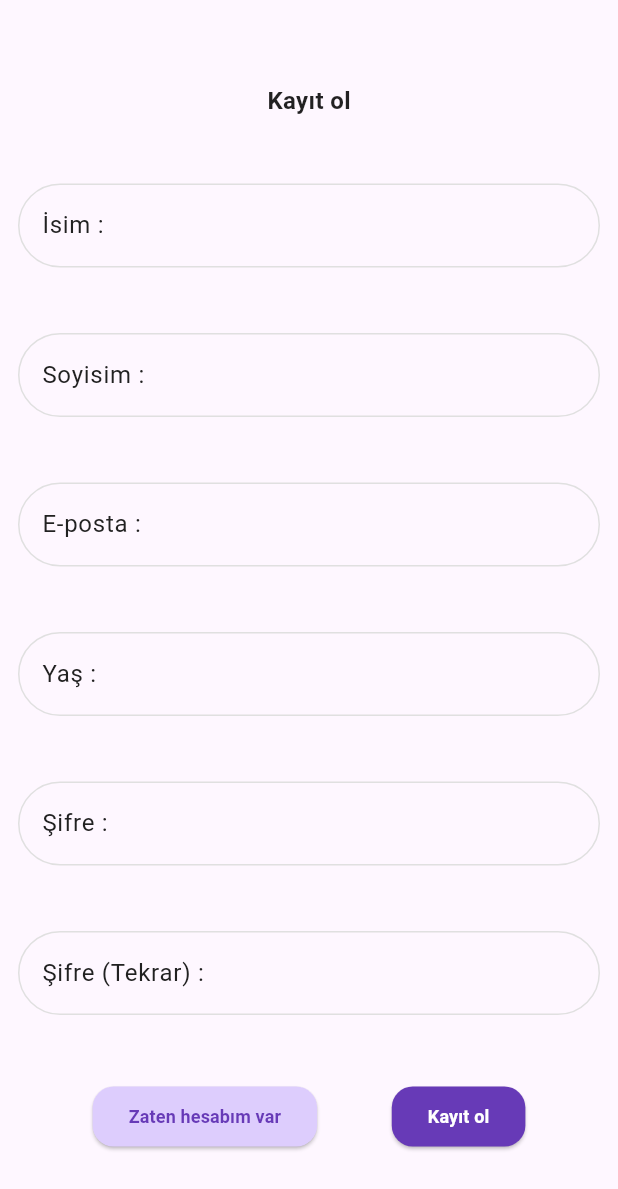
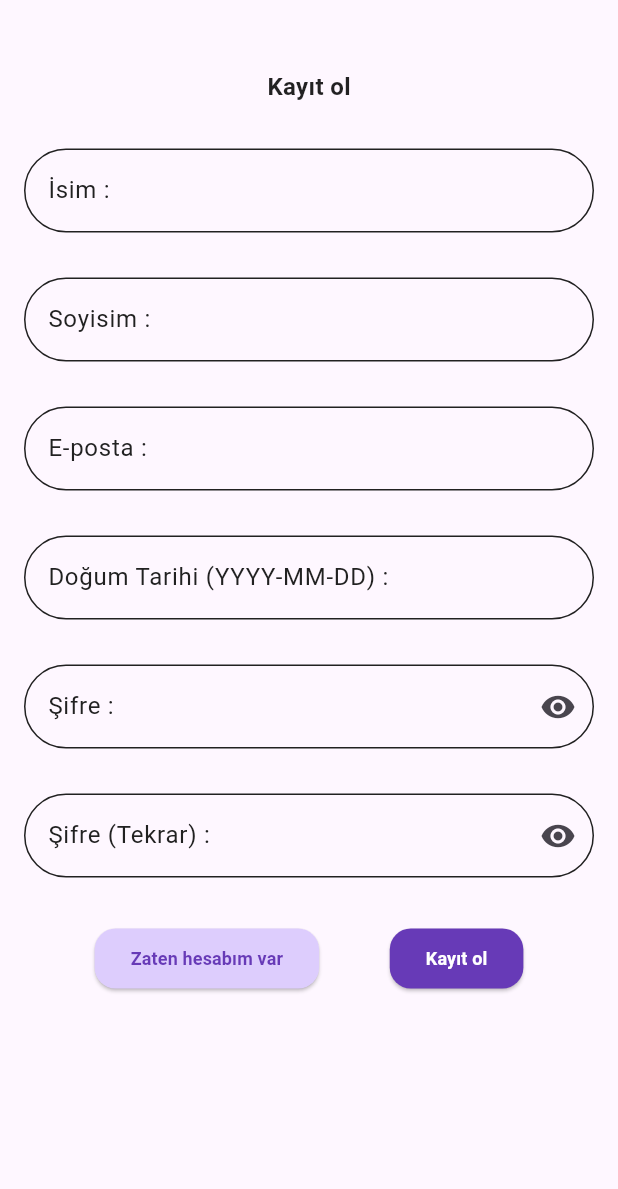
Before and after one commit to bbetulgulec/RateFlag, a Flutter app: the RegisterScreen screen opened directly, on a phone screen of 412 x 824 dp. Shown: the top 1189 px of the screen. Run offline on Flutter 3.47's test engine with Material 3 defaults, Android fonts, the phone set to English and light mode, and no system bars; our stand-ins replace cloud_firestore, equatable, firebase_auth, firebase_core, flutter_bloc, flutter_svg; accounts and stored records are empty.

Commit message:
register is finish

```diff
--- a/lib/features/RateFlag/common/widget/rateFlagTextField.dart
+++ b/lib/features/RateFlag/common/widget/rateFlagTextField.dart
@@ -7,6 +7,9 @@ class Rateflagtextfield extends StatefulWidget {
   final TextInputType keyboardType;
   final String? Function(String?)? validator;
   final bool isPassword;
+  final bool isDateField;
+  final Function(DateTime)? onDateSelected; // 👈 EKLENDİ
+  // 👈 eklendi
 
   const Rateflagtextfield({
     super.key,
@@ -16,6 +19,8 @@ class Rateflagtextfield extends StatefulWidget {
     required this.keyboardType,
     this.validator,
     this.isPassword = false,
+    this.isDateField = false,
+    this.onDateSelected,
   });
 
   @override
@@ -30,8 +35,33 @@ class _RateflagtextfieldState extends State<Rateflagtextfield> {
     return TextFormField(
       controller: widget.controller,
       keyboardType: widget.keyboardType,
+      readOnly: widget.isDateField,
+
       obscureText: widget.isPassword ? _obscureText : false,
       validator: widget.validator,
+
+      onTap: widget.isDateField
+          ? () async {
+              FocusScope.of(context).unfocus();
+
+              final DateTime? pickedDate = await showDatePicker(
+                context: context,
+                initialDate: DateTime(2000),
+                firstDate: DateTime(1900),
+                lastDate: DateTime.now(),
+              );
+              if (pickedDate != null) {
+                widget.controller.text = pickedDate
+                    .toIso8601String()
+                    .split("T")
+                    .first;
+
+                if (widget.onDateSelected != null) {
+                  widget.onDateSelected!(pickedDate);
+                }
+              }
+            }
+          : null,
       decoration: InputDecoration(
         labelText: widget.label,
 
@@ -48,11 +78,19 @@ class _RateflagtextfieldState extends State<Rateflagtextfield> {
         ),
         enabledBorder: OutlineInputBorder(
           borderRadius: BorderRadius.circular(60),
-          borderSide: BorderSide(color: Colors.grey[300]!),
+          borderSide: BorderSide(color: Colors.grey[900]!),
         ),
         focusedBorder: OutlineInputBorder(
           borderRadius: BorderRadius.circular(60),
-          borderSide: BorderSide(color: Colors.grey[400]!, width: 2),
+          borderSide: BorderSide(color: Colors.grey[900]!, width: 2),
+        ),
+        errorBorder: OutlineInputBorder(
+          borderRadius: BorderRadius.circular(60),
+          borderSide: BorderSide(color: Colors.grey[900]!),
+        ),
+        focusedErrorBorder: OutlineInputBorder(
+          borderRadius: BorderRadius.circular(60),
+          borderSide: BorderSide(color: Colors.grey[900]!),
         ),
 
         suffixIcon: widget.isPassword
--- /dev/null
+++ b/lib/features/RateFlag/data/repositories/firebase_firestore_ımpl.dart
@@ -0,0 +1,17 @@
+import 'package:cloud_firestore/cloud_firestore.dart';
+import 'package:rate_flag/features/RateFlag/domain/repositories/firestore_repository.dart';
+
+class FirebaseFirestoreImpl implements FirestoreRepository {
+  final FirebaseFirestore firestore = FirebaseFirestore.instance;
+
+  Future<void> createUser(String collection, Map<String, dynamic> data) async {
+    final userID = data["userID"];
+
+    if (userID != null && collection == "users") {
+      await firestore.collection(collection).doc(userID).set({
+        ...data,
+        "createdAt": FieldValue.serverTimestamp(),
+      });
+    }
+  }
+}
--- /dev/null
+++ b/lib/features/RateFlag/domain/entity/user.dart
@@ -0,0 +1,17 @@
+class User {
+  final String uid;
+  final String firstName;
+  final String lastName;
+  final String mail;
+  final DateTime birthDate;
+  final String password;
+
+  User({
+    required this.uid,
+    required this.firstName,
+    required this.lastName,
+    required this.mail,
+    required this.birthDate,
+    required this.password,
+  });
+}
--- /dev/null
+++ b/lib/features/RateFlag/domain/repositories/firestore_repository.dart
@@ -0,0 +1,3 @@
+abstract class FirestoreRepository {
+  Future<void> createUser(String collection, Map<String, dynamic> data);
+}
--- /dev/null
+++ b/lib/features/RateFlag/presentaions/register/cubit/register_state.dart
@@ -0,0 +1,43 @@
+import 'package:equatable/equatable.dart';
+
+class RegisterState extends Equatable {
+  final bool isRegisterLoading;
+  final bool isRegisterSuccess;
+  final bool isEmailVerified;
+  final String? errorMessage;
+
+  final DateTime? birthDate;
+
+  const RegisterState({
+    this.isRegisterLoading = false,
+    this.isRegisterSuccess = false,
+    this.isEmailVerified = false,
+    this.errorMessage,
+    this.birthDate,
+  });
+
+  RegisterState copyWith({
+    bool? isRegisterLoading,
+    bool? isRegisterSuccess,
+    bool? isEmailVerified,
+    String? errorMessage,
+    DateTime? birthDate,
+  }) {
+    return RegisterState(
+      isRegisterLoading: isRegisterLoading ?? this.isRegisterLoading,
+      isRegisterSuccess: isRegisterSuccess ?? this.isRegisterSuccess,
+      isEmailVerified: isEmailVerified ?? this.isEmailVerified,
+      errorMessage: errorMessage ?? this.errorMessage,
+      birthDate: birthDate ?? this.birthDate,
+    );
+  }
+
+  @override
+  List<Object?> get props => [
+    isRegisterLoading,
+    isRegisterSuccess,
+    isEmailVerified,
+    errorMessage,
+    birthDate,
+  ];
+}
--- a/lib/features/RateFlag/presentaions/register/view/register_screen.dart
+++ b/lib/features/RateFlag/presentaions/register/view/register_screen.dart
@@ -1,97 +1,171 @@
 import 'package:flutter/material.dart';
+import 'package:flutter_bloc/flutter_bloc.dart';
 import 'package:rate_flag/features/RateFlag/common/utils/validators/validators.dart';
 import 'package:rate_flag/features/RateFlag/common/widget/elevatedButtonWidget.dart';
-import 'package:rate_flag/features/RateFlag/common/widget/elevatedButtonWidgetText.dart';
 import 'package:rate_flag/features/RateFlag/common/widget/rateFlagText.dart';
 import 'package:rate_flag/features/RateFlag/common/widget/rateFlagTextField.dart';
+import 'package:rate_flag/features/RateFlag/presentaions/login/view/login_screen.dart';
+import 'package:rate_flag/features/RateFlag/presentaions/register/cubit/register_cubit.dart';
+import 'package:rate_flag/features/RateFlag/presentaions/register/cubit/register_state.dart';
 
 class RegisterScreen extends StatelessWidget {
   const RegisterScreen({super.key});
 
   @override
   Widget build(BuildContext context) {
-    final TextEditingController firstNameController = TextEditingController();
-    final TextEditingController lastNameController = TextEditingController();
-    final TextEditingController mailController = TextEditingController();
-    final TextEditingController dateController = TextEditingController();
-    final TextEditingController passwordController = TextEditingController();
-    final TextEditingController repeatPasswordController =
-        TextEditingController();
+    final firstNameController = TextEditingController();
+    final lastNameController = TextEditingController();
+    final mailController = TextEditingController();
+    final dateController = TextEditingController();
+    final passwordController = TextEditingController();
+    final repeatPasswordController = TextEditingController();
 
     final _formKey = GlobalKey<FormState>();
+    final cubit = context.read<RegisterCubit>();
 
     return Scaffold(
-      body: Padding(
-        padding: const EdgeInsets.all(12.0),
+      body: SingleChildScrollView(
+        child: Padding(
+          padding: const EdgeInsets.all(16.0),
           child: Center(
             child: Form(
               key: _formKey,
               autovalidateMode: AutovalidateMode.onUserInteraction,
               child: Column(
-              mainAxisAlignment: MainAxisAlignment.spaceEvenly,
-              crossAxisAlignment: CrossAxisAlignment.center,
-              mainAxisSize: MainAxisSize.max,
+                mainAxisAlignment: MainAxisAlignment.spaceBetween,
                 children: [
+                  const SizedBox(height: 30),
                   Rateflagtext.Maintitle(text: "Kayıt ol"),
-                //İsim
+                  const SizedBox(height: 30),
+
+                  /// İsim
                   Rateflagtextfield(
                     controller: firstNameController,
                     label: "İsim :",
                     keyboardType: TextInputType.text,
                     validator: Validators.onlyLetters,
                   ),
-                //Soyisim
+                  const SizedBox(height: 30),
+
+                  /// Soyisim
                   Rateflagtextfield(
                     controller: lastNameController,
                     label: "Soyisim :",
                     keyboardType: TextInputType.text,
                     validator: Validators.onlyLetters,
                   ),
-                //Mail
+                  const SizedBox(height: 30),
+
+                  /// Mail
                   Rateflagtextfield(
                     controller: mailController,
                     label: "E-posta :",
                     keyboardType: TextInputType.emailAddress,
                     validator: Validators.email,
                   ),
-                //Yaş
+                  const SizedBox(height: 30),
+
+                  /// Doğum Tarihi (DateTime)
                   Rateflagtextfield(
                     controller: dateController,
-                  label: "Yaş :",
+                    label: "Doğum Tarihi (YYYY-MM-DD) :",
                     keyboardType: TextInputType.datetime,
-                  //////////////////////////////////////////////////validator: Validators,
+                    isDateField: true,
+                    validator: Validators.date,
+                    onDateSelected: (date) {
+                      cubit.setBirthDate(date);
+                    },
                   ),
-                //Şifre
+                  const SizedBox(height: 30),
+
+                  /// Şifre
                   Rateflagtextfield(
                     controller: passwordController,
                     label: "Şifre :",
+                    isPassword: true,
                     keyboardType: TextInputType.visiblePassword,
                     validator: Validators.password,
                   ),
-                //şifre tekrarı
+                  const SizedBox(height: 30),
+
+                  /// Şifre tekrar
                   Rateflagtextfield(
                     controller: repeatPasswordController,
                     label: "Şifre (Tekrar) :",
+                    isPassword: true,
                     keyboardType: TextInputType.visiblePassword,
-                  validator: (value) =>
-                      Validators.passwordMatch(value, passwordController.text),
+                    validator: (value) => Validators.passwordMatch(
+                      value,
+                      passwordController.text,
                     ),
+                  ),
+                  const SizedBox(height: 30),
                   Row(
                     mainAxisAlignment: MainAxisAlignment.spaceEvenly,
-                  crossAxisAlignment: CrossAxisAlignment.center,
-                  mainAxisSize: MainAxisSize.max,
                     children: [
-                    //Giriş sayfasıan gider
+                      /// Giriş ekranına dön
                       Onboardingelevetedbutton.secondary(
                         text: "Zaten hesabım var",
                         onPressed: () {
                           Navigator.pop(context);
                         },
                       ),
-                    //Kayıt ol
-                    Onboardingelevetedbutton.primary(
-                      text: "Kayıt ol",
-                      onPressed: () {},
+
+                      /// Kayıt ol butonu
+                      BlocConsumer<RegisterCubit, RegisterState>(
+                        builder: (context, state) {
+                          return Onboardingelevetedbutton.primary(
+                            text: state.isRegisterLoading
+                                ? "Kaydediliyor..."
+                                : "Kayıt ol",
+                            onPressed: state.isRegisterLoading
+                                ? null
+                                : () {
+                                    if (_formKey.currentState!.validate()) {
+                                      /// Doğum tarihini DateTime’a çevir
+                                      final birthDate = DateTime.parse(
+                                        dateController.text.trim(),
+                                      );
+                                      cubit.setBirthDate(birthDate);
+
+                                      cubit.register(
+                                        firstNameController.text.trim(),
+                                        lastNameController.text.trim(),
+                                        mailController.text.trim(),
+                                        birthDate,
+                                        passwordController.text.trim(),
+                                      );
+                                    }
+                                    Navigator.push(
+                                      context,
+                                      MaterialPageRoute(
+                                        builder: (context) => LoginScreen(),
+                                      ),
+                                    );
+                                  },
+                          );
+                        },
+                        listener: (context, state) {
+                          if (!state.isEmailVerified &&
+                              state.errorMessage != null) {
+                            ScaffoldMessenger.of(context).showSnackBar(
+                              const SnackBar(
+                                content: Text("E-posta doğrulaması gerekli!"),
+                              ),
+                            );
+                          }
+
+                          if (state.isRegisterSuccess) {
+                            ScaffoldMessenger.of(context).showSnackBar(
+                              const SnackBar(content: Text("Kayıt başarılı!")),
+                            );
+                          }
+                          if (state.errorMessage != null) {
+                            ScaffoldMessenger.of(context).showSnackBar(
+                              SnackBar(content: Text(state.errorMessage!)),
+                            );
+                          }
+                        },
                       ),
                     ],
                   ),
@@ -100,6 +174,7 @@ class RegisterScreen extends StatelessWidget {
             ),
           ),
         ),
+      ),
     );
   }
 }
--- a/lib/main.dart
+++ b/lib/main.dart
@@ -1,9 +1,18 @@
 import 'package:flutter/material.dart';
 import 'package:flutter_bloc/flutter_bloc.dart';
+import 'package:rate_flag/features/RateFlag/data/repositories/firebase_auth_%C4%B1mpl.dart';
+import 'package:rate_flag/features/RateFlag/data/repositories/firebase_firestore_%C4%B1mpl.dart';
+import 'package:rate_flag/features/RateFlag/domain/usecase/create_user_usecase.dart';
 import 'package:rate_flag/features/RateFlag/presentaions/onboarding/cubit/onboarding_cubit.dart';
 import 'package:rate_flag/features/RateFlag/presentaions/onboarding/view/onboarding_screen.dart';
+import 'package:rate_flag/features/RateFlag/presentaions/register/cubit/register_cubit.dart';
+import 'package:firebase_core/firebase_core.dart';
 
-void main() {
+Future<void> main() async {
+  WidgetsFlutterBinding.ensureInitialized();
+
+  await Firebase.initializeApp();
+
   runApp(const MyApp());
 }
 
@@ -18,14 +27,15 @@ class MyApp extends StatelessWidget {
         BlocProvider<OnboardingCubit>(
           create: (context) => OnboardingCubit(totalPageCount: 3),
         ),
+        //2.Register Cubit
+        BlocProvider<RegisterCubit>(
+          create: (context) {
+            final authRepository = FirebaseAuthImpl();
+            final fireStore = FirebaseFirestoreImpl();
 
-        // 2. Diğer Cubit'leri buraya ekleyebilirsiniz
-        // BlocProvider<AuthCubit>(
-        //   create: (context) => AuthCubit(),
-        // ),
-        // BlocProvider<UserCubit>(
-        //   create: (context) => UserCubit(),
-        // ),
+            return RegisterCubit(CreateUserUsecase(fireStore, authRepository));
+          },
+        ),
       ],
       child: MaterialApp(
         title: 'Flutter Demo',
--- a/pubspec.yaml
+++ b/pubspec.yaml
@@ -37,6 +37,11 @@ dependencies:
   flutter_svg: ^2.2.3
   equatable: ^2.0.7
   flutter_bloc: ^9.1.1
+  cloud_firestore: ^6.1.0
+  firebase_auth: ^6.1.2
+  date_picker_plus: ^4.2.0
+  firebase_core: ^4.2.1
+  crypto: ^3.0.7
 
 dev_dependencies:
   flutter_test:
```
Also changed, not shown: lib/features/RateFlag/common/utils/validators/validators.dart (+14 -0 lines), lib/features/RateFlag/data/repositories/firebase_auth_ımpl.dart (added, +86 -0 lines), lib/features/RateFlag/domain/repositories/auth_repository.dart (added, +15 -0 lines), lib/features/RateFlag/domain/usecase/create_user_usecase.dart (added, +49 -0 lines), lib/features/RateFlag/domain/usecase/verifiy_mail_user_usecase.dart (added, +41 -0 lines), lib/features/RateFlag/presentaions/register/cubit/register_cubit.dart (added, +66 -0 lines), lib/features/RateFlag/presentaions/register/widget/register_date_picker_widget.dart (added, +43 -0 lines), pubspec.lock, 3 other files. Lines whose indentation alone changed are shown as unchanged.
